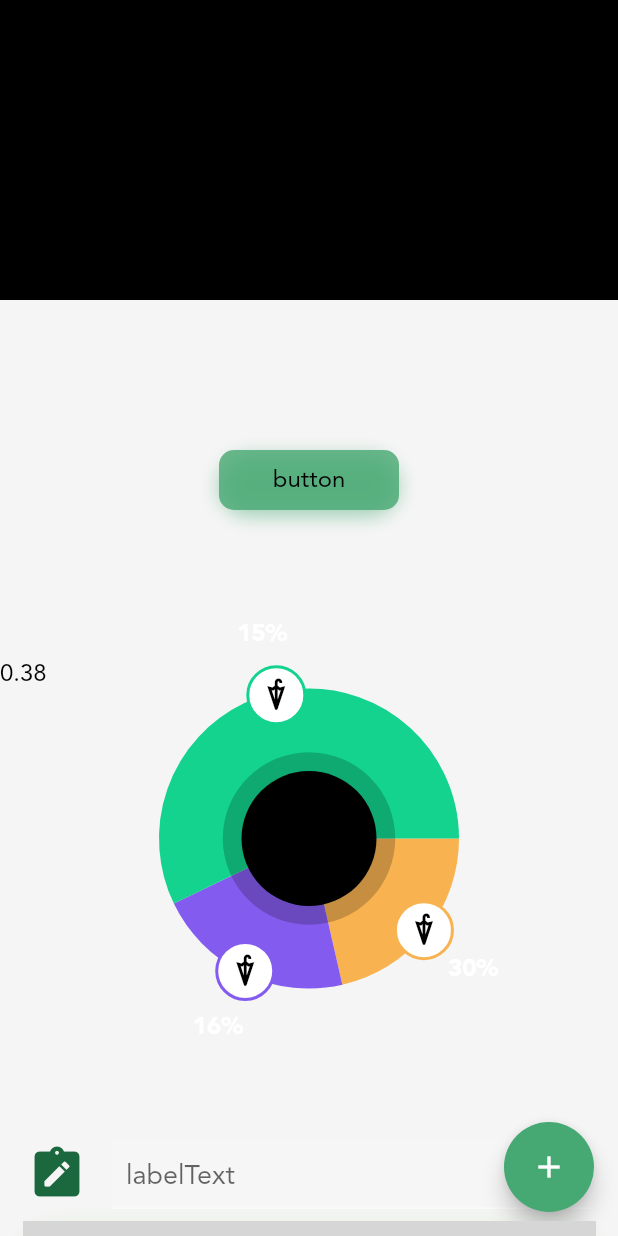
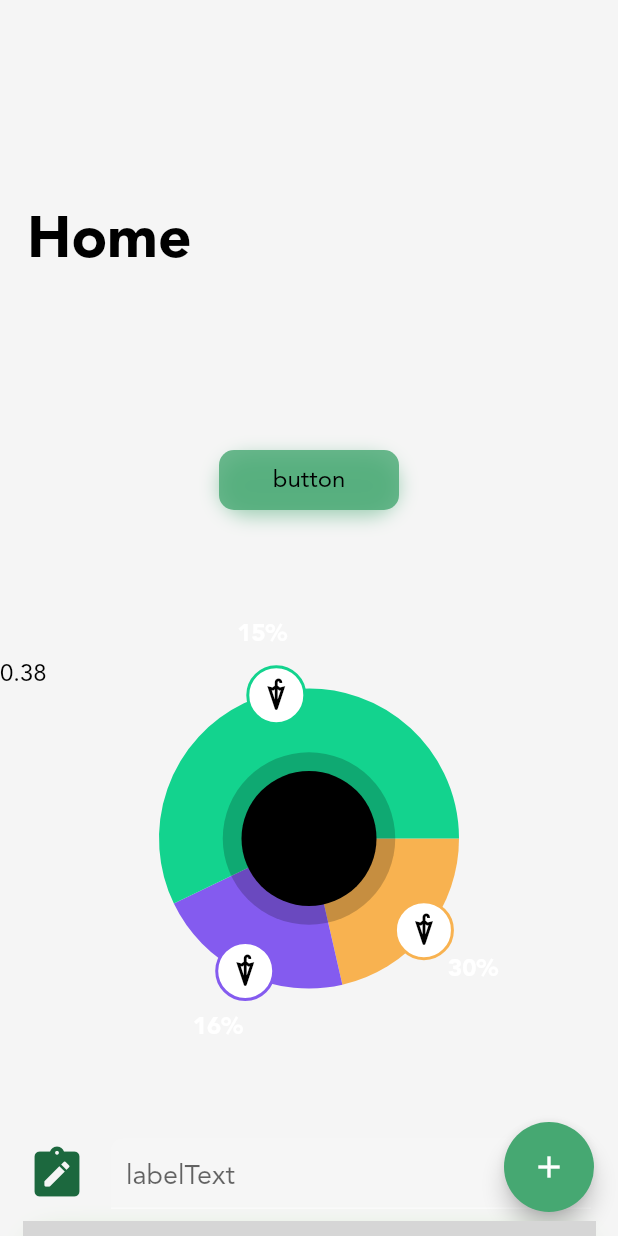
Before and after one commit to jameskokoska/Cashew, a Flutter app: the screen it shows after launch, on a phone screen of 412 x 824 dp. Run offline on Flutter 3.47's test engine with Material 2 defaults, Android fonts, the phone set to English and light mode, and no system bars; drawn by our look-alikes of fl_chart; our stand-ins replace flutter_sticky_header, math_expressions, modal_bottom_sheet, simple_animations; grey boxes are pictures that could not be loaded.

Commit message:
added appbar background color, cleaned up code, removed package

```diff
--- a/budget/lib/pages/homePage.dart
+++ b/budget/lib/pages/homePage.dart
@@ -11,6 +11,7 @@ import 'package:budget/widgets/transactionEntry.dart';
 import 'package:flutter/material.dart';
 import "../struct/budget.dart";
 import 'package:flutter_sticky_header/flutter_sticky_header.dart';
+import 'package:budget/colors.dart';
 
 class MyHomePage extends StatefulWidget {
   MyHomePage({Key? key, required this.title}) : super(key: key);
@@ -30,7 +31,7 @@ class _MyHomePageState extends State<MyHomePage> {
         slivers: [
           SliverAppBar(
             leading: Container(),
-            backgroundColor: Colors.black,
+            backgroundColor: Theme.of(context).colorScheme.accentColor,
             floating: false,
             pinned: true,
             expandedHeight: 200.0,
@@ -38,9 +39,11 @@ class _MyHomePageState extends State<MyHomePage> {
             flexibleSpace: FlexibleSpaceBar(
                 titlePadding:
                     EdgeInsets.symmetric(vertical: 15, horizontal: 18),
-                title: HomeAppBar(key: _appBarKey, defaultTitle: "Home")),
+                title: HomeAppBar(key: _appBarKey, defaultTitle: "Home"),
+                background: Container(
+                  color: Theme.of(context).canvasColor,
+                )),
           ),
-
           SliverList(
             delegate: SliverChildListDelegate(
               [
@@ -113,7 +116,7 @@ class _MyHomePageState extends State<MyHomePage> {
           ),
           SliverAppBar(
             leading: Container(),
-            backgroundColor: Colors.black,
+            backgroundColor: Colors.transparent,
             expandedHeight: 65.1,
             collapsedHeight: 65,
             flexibleSpace: LayoutBuilder(builder: (
@@ -200,33 +203,6 @@ class _MyHomePageState extends State<MyHomePage> {
               ],
             ),
           ),
-          // SliverPadding(
-          //   padding: EdgeInsets.symmetric(horizontal: 15, vertical: 5),
-          //   sliver: SliverGrid(
-          //     gridDelegate: const SliverGridDelegateWithMaxCrossAxisExtent(
-          //       maxCrossAxisExtent: 650,
-          //       mainAxisExtent: 95,
-          //       mainAxisSpacing: 15,
-          //       crossAxisSpacing: 15,
-          //     ),
-          //     delegate: SliverChildBuilderDelegate(
-          //       (BuildContext context, int index) {
-          //         return TransactionEntry(
-          //           openPage: OpenTestPage(),
-          //           transaction: Transaction(
-          //             title: "Uber",
-          //             amount: 50,
-          //             categoryID: "id",
-          //             date: DateTime.now(),
-          //             note: "this is a transaction",
-          //             tagIDs: ["id1", "id2"],
-          //           ),
-          //         );
-          //       },
-          //       childCount: 20,
-          //     ),
-          //   ),
-          // )
         ],
       ),
     );
--- a/budget/pubspec.yaml
+++ b/budget/pubspec.yaml
@@ -30,7 +30,6 @@ dependencies:
   fl_chart: ^0.40.0
   modal_bottom_sheet: ^2.0.0
   math_expressions: ^2.2.0
-  visibility_detector: ^0.2.0
 
 dev_dependencies:
   flutter_test:
```
Also changed, not shown: budget/pubspec.lock.
